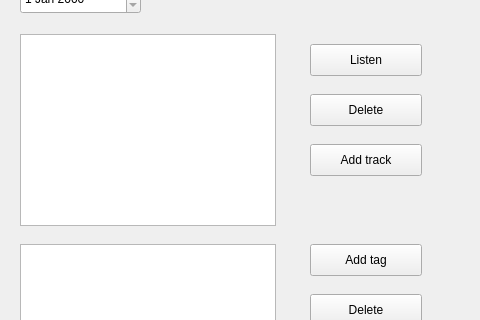
The window that project/lab6/mainwindow.ui (aneroid11/Databases) describes before a commit, drawn with Qt 5; both pictures show x 320 to 800 and y 126 to 446 of the 800 by 600 pixel window.
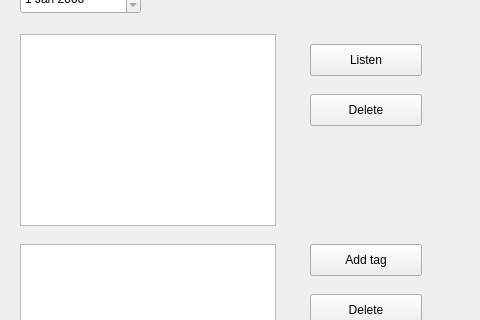
The same window after the commit.

```diff
--- a/project/lab6/mainwindow.ui
+++ b/project/lab6/mainwindow.ui
@@ -1670,19 +1670,6 @@
        <string>Save</string>
       </property>
      </widget>
-     <widget class="QPushButton" name="playlistDetails_addTrack">
-      <property name="geometry">
-       <rect>
-        <x>630</x>
-        <y>270</y>
-        <width>112</width>
-        <height>32</height>
-       </rect>
-      </property>
-      <property name="text">
-       <string>Add track</string>
-      </property>
-     </widget>
     </widget>
    </widget>
   </widget>
```
